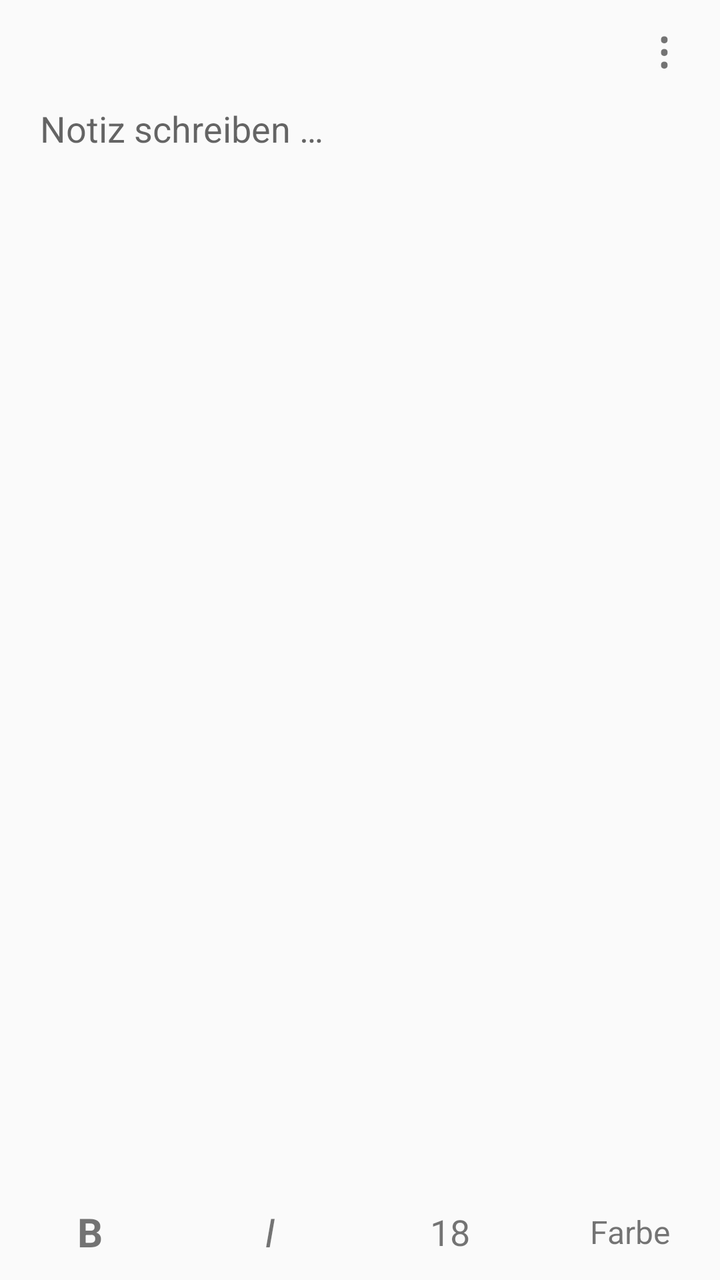
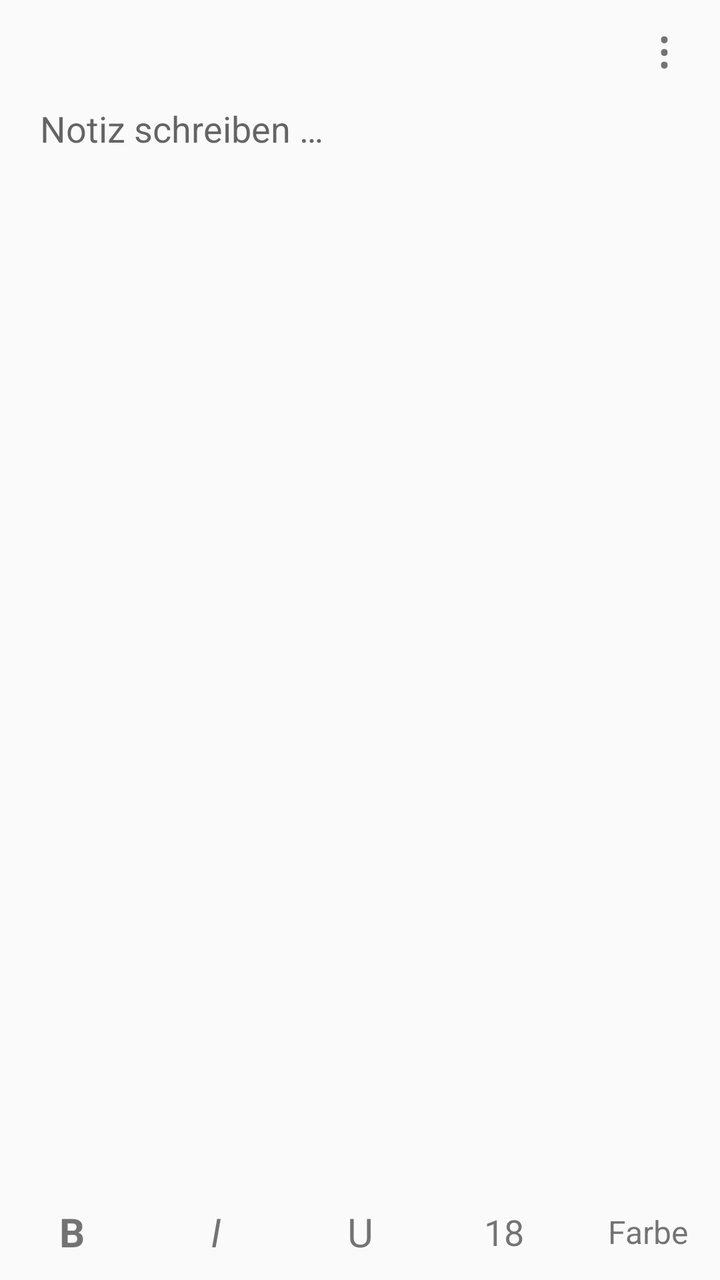

Compare the two renders of this Android layout. The source of the first and the diff that turns it into the second are given below.
<!-- AndroidManifest.xml: application theme AppTheme -->
<!-- res/layout/activity_main.xml -->
<?xml version="1.0" encoding="utf-8"?>
<LinearLayout xmlns:android="http://schemas.android.com/apk/res/android"
    android:id="@+id/root"
    android:layout_width="match_parent"
    android:layout_height="match_parent"
    android:orientation="vertical">

    <TextView
        android:id="@+id/btn_menu"
        android:layout_width="56dp"
        android:layout_height="48dp"
        android:layout_gravity="end"
        android:background="?android:attr/selectableItemBackgroundBorderless"
        android:clickable="true"
        android:contentDescription="Menü"
        android:focusable="false"
        android:gravity="center"
        android:text="⋮"
        android:textSize="26sp" />

    
    <ScrollView
        android:id="@+id/editor_scroll"
        android:layout_width="match_parent"
        android:layout_height="0dp"
        android:layout_weight="1"
        android:fadeScrollbars="false"
        android:fillViewport="true"
        android:overScrollMode="ifContentScrolls"
        android:scrollbarSize="6dp"
        android:scrollbarStyle="insideOverlay"
        android:scrollbarThumbVertical="@drawable/widget_scrollbar"
        android:scrollbarTrackVertical="@drawable/widget_scrolltrack"
        android:scrollbars="vertical">

        <EditText
            android:id="@+id/editor"
            android:layout_width="match_parent"
            android:layout_height="wrap_content"
            android:background="@null"
            android:gravity="top|start"
            android:hint="Notiz schreiben …"
            android:importantForAutofill="no"
            android:inputType="textMultiLine|textCapSentences"
            android:paddingStart="20dp"
            android:paddingTop="4dp"
            android:paddingEnd="20dp"
            android:paddingBottom="32dp"
            android:textSize="18sp" />
    </ScrollView>

    <LinearLayout
        android:id="@+id/toolbar"
        android:layout_width="match_parent"
        android:layout_height="48dp"
        android:orientation="horizontal">

        <TextView
            android:id="@+id/tb_bold"
            android:layout_width="0dp"
            android:layout_height="match_parent"
            android:layout_weight="1"
            android:foreground="?android:attr/selectableItemBackground"
            android:clickable="true"
            android:focusable="false"
            android:gravity="center"
            android:text="B"
            android:textSize="20sp"
            android:textStyle="bold" />

        <TextView
            android:id="@+id/tb_italic"
            android:layout_width="0dp"
            android:layout_height="match_parent"
            android:layout_weight="1"
            android:foreground="?android:attr/selectableItemBackground"
            android:clickable="true"
            android:focusable="false"
            android:gravity="center"
            android:text="I"
            android:textSize="20sp"
            android:textStyle="italic" />

        <TextView
            android:id="@+id/tb_size"
            android:layout_width="0dp"
            android:layout_height="match_parent"
            android:layout_weight="1"
            android:foreground="?android:attr/selectableItemBackground"
            android:clickable="true"
            android:focusable="false"
            android:gravity="center"
            android:text="18"
            android:textSize="18sp" />

        <TextView
            android:id="@+id/tb_color"
            android:layout_width="0dp"
            android:layout_height="match_parent"
            android:layout_weight="1"
            android:foreground="?android:attr/selectableItemBackground"
            android:clickable="true"
            android:focusable="false"
            android:gravity="center"
            android:text="Farbe"
            android:textSize="16sp" />
    </LinearLayout>

</LinearLayout>
<!-- resources referenced by this layout -->
<resources>
  <!-- drawable widget_scrollbar (drawable) -->
  <?xml version="1.0" encoding="utf-8"?>
  <shape xmlns:android="http://schemas.android.com/apk/res/android"
      android:shape="rectangle">
      <solid android:color="#E0707070" />
      <stroke
          android:width="1dp"
          android:color="#66FFFFFF" />
      <corners android:radius="3dp" />
      <size
          android:width="6dp"
          android:height="32dp" />
  </shape>
  <!-- drawable widget_scrolltrack (drawable) -->
  <?xml version="1.0" encoding="utf-8"?>
  <shape xmlns:android="http://schemas.android.com/apk/res/android"
      android:shape="rectangle">
      <solid android:color="#22808080" />
      <corners android:radius="3dp" />
      <size android:width="6dp" />
  </shape>
  <style name="AppTheme" parent="@android:style/Theme.Material.Light.NoActionBar" />
</resources>

<!-- the commit's change to res/layout/activity_main.xml (unified diff, before → after) -->
@@ -82,6 +82,19 @@
             android:textStyle="italic" />
 
         <TextView
+            android:id="@+id/tb_underline"
+            android:layout_width="0dp"
+            android:layout_height="match_parent"
+            android:layout_weight="1"
+            android:clickable="true"
+            android:contentDescription="Unterstreichen"
+            android:focusable="false"
+            android:foreground="?android:attr/selectableItemBackground"
+            android:gravity="center"
+            android:text="U"
+            android:textSize="20sp" />
+
+        <TextView
             android:id="@+id/tb_size"
             android:layout_width="0dp"
             android:layout_height="match_parent"
